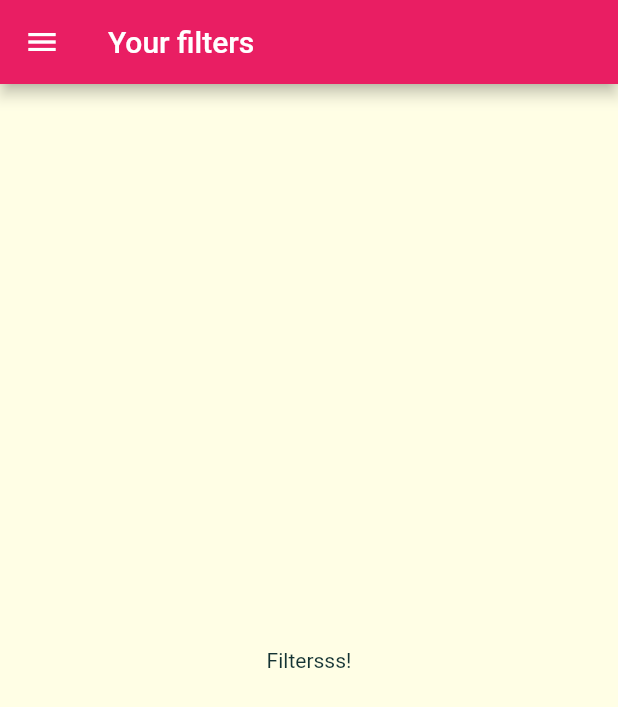
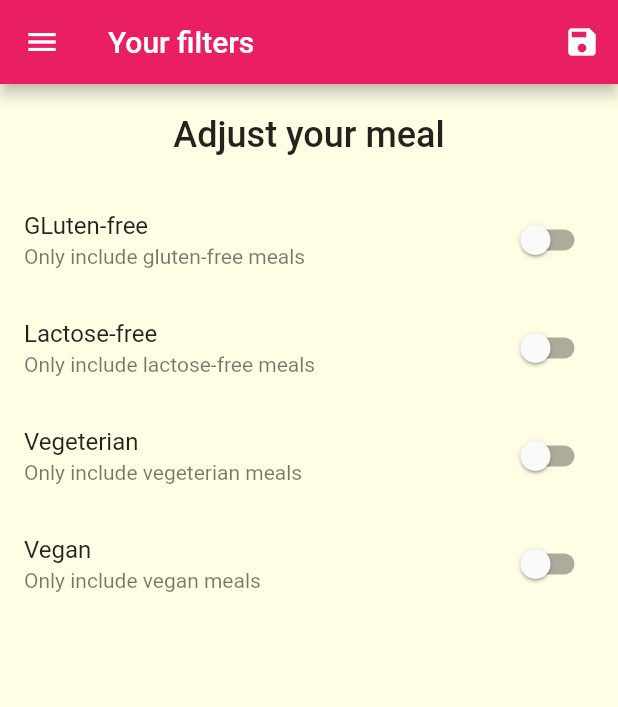
Before and after one commit to nejlaban/mealsApp, a Flutter app: the FiltersScreen screen opened by its route, on a phone screen of 412 x 824 dp. Shown: the top 707 px of the screen. Run offline on Flutter 3.47's test engine with Material 2 defaults, Android fonts, the phone set to English and light mode, and no system bars; Roboto replaces fonts that are missing (Raleway).

Commit message:
Add filtering and 'mark as favorite' feature

```diff
--- a/lib/main.dart
+++ b/lib/main.dart
@@ -1,4 +1,5 @@
 import 'package:flutter/material.dart';
+import 'package:flutter_complete_guide/dummy_data.dart';
 import 'package:flutter_complete_guide/screens/categories_screen.dart';
 import 'package:flutter_complete_guide/screens/category_meals_screen.dart';
 import 'package:flutter_complete_guide/screens/filters_screen.dart';
@@ -11,13 +12,74 @@ import 'screens/meal_detail_screen.dart';
 import 'screens/tabs_screen.dart';
 import 'screens/filters_screen.dart';
 
+import 'dummy_data.dart';
+import 'models/meal.dart';
+
 void main() => runApp(MyApp());
 
-class MyApp extends StatelessWidget {
+class MyApp extends StatefulWidget {
+  @override
+  _MyAppState createState() => _MyAppState();
+}
+
+class _MyAppState extends State<MyApp> {
+  Map<String, bool> _filters = {
+    'gluten': false,
+    'lactose': false,
+    'vegan': false,
+    'vegeterian': false,
+  };
+
+  List<Meal> _availableMeals = DUMMY_MEALS;
+
+  List<Meal> _favoriteMeals = [];
+
+  void _setFilters(Map<String, bool> filterData) {
+    setState(() {
+      _filters = filterData;
+
+      _availableMeals = DUMMY_MEALS.where((meal) {
+        if (_filters['gluten'] && !meal.isGlutenFree) {
+          return false;
+        }
+        if (_filters['lactose'] && !meal.isLactoseFree) {
+          return false;
+        }
+        if (_filters['vegan'] && !meal.isVegan) {
+          return false;
+        }
+        if (_filters['vegeterian'] && !meal.isVegetarian) {
+          return false;
+        }
+        return true;
+      }).toList();
+    });
+  }
+
+  void _toggleFavorite(String mealId) {
+    // metoda koja bi trebala ili add ili remove
+    final existingIndex =
+        _favoriteMeals.indexWhere((meal) => meal.id == mealId);
+
+    if (existingIndex >= 0) {
+      setState(() {
+        _favoriteMeals.removeAt(existingIndex);
+      });
+    } else {
+      setState(() {
+        _favoriteMeals.add(DUMMY_MEALS.firstWhere((meal) => meal.id == mealId));
+      });
+    }
+  }
+
+  bool _isMealFavorite(String id) {
+    return _favoriteMeals.any((meal) => meal.id == id);
+  }
+
   @override
   Widget build(BuildContext context) {
     return MaterialApp(
-      title: 'DeliMeals',
+      title: 'Meals',
       theme: ThemeData(
         primarySwatch: Colors.pink,
         accentColor: Colors.amber,
@@ -35,11 +97,13 @@ class MyApp extends StatelessWidget {
       // home: CategoriesScreen(),
       initialRoute: '/',
       routes: {
-        '/': (ctx) => TabsScreen(),
+        '/': (ctx) => TabsScreen(_favoriteMeals),
         // '/category-meals': (ctx) => CategoryMealsScreen(),
-        CategoryMealsScreen.routeName: (ctx) => CategoryMealsScreen(),
-        MealDetailScreen.routeName: (ctx) => MealDetailScreen(),
-        FiltersScreen.routeName: (ctx) => FiltersScreen(),
+        CategoryMealsScreen.routeName: (ctx) =>
+            CategoryMealsScreen(_availableMeals),
+        MealDetailScreen.routeName: (ctx) =>
+            MealDetailScreen(_toggleFavorite, _isMealFavorite),
+        FiltersScreen.routeName: (ctx) => FiltersScreen(_filters, _setFilters),
       },
 
       /*       onGenerateRoute: (settings) {
--- a/lib/screens/category_meals_screen.dart
+++ b/lib/screens/category_meals_screen.dart
@@ -1,11 +1,14 @@
 import 'package:flutter/material.dart';
 
-import '../dummy_data.dart';
 import '../widgets/meal_item.dart';
 import '../models/meal.dart';
 
 class CategoryMealsScreen extends StatefulWidget {
   static const routeName = '/category-meals';
+
+  final List<Meal> availableMeals;
+
+  CategoryMealsScreen(this.availableMeals);
 
   @override
   _CategoryMealsScreenState createState() => _CategoryMealsScreenState();
@@ -29,7 +32,8 @@ class _CategoryMealsScreenState extends State<CategoryMealsScreen> {
       categoryTitle = routeArgs['title'];
       final categoryId = routeArgs['id'];
 
-      displayedMeals = DUMMY_MEALS.where((meal) {
+      //  displayedMeals = DUMMY_MEALS.where((meal) {
+      displayedMeals = widget.availableMeals.where((meal) {
         return meal.categories.contains(categoryId);
       }).toList();
       _loadedInitData = true;
@@ -59,7 +63,7 @@ class _CategoryMealsScreenState extends State<CategoryMealsScreen> {
             duration: displayedMeals[index].duration,
             affordability: displayedMeals[index].affordability,
             complexity: displayedMeals[index].complexity,
-            removeItem: _removeMeal,
+            //   removeItem: _removeMeal,
           );
         },
         itemCount: displayedMeals.length,
--- a/lib/screens/filters_screen.dart
+++ b/lib/screens/filters_screen.dart
@@ -1,18 +1,104 @@
 import 'package:flutter/material.dart';
 import 'package:flutter_complete_guide/widgets/main_drawer.dart';
 
-class FiltersScreen extends StatelessWidget {
+class FiltersScreen extends StatefulWidget {
   static const routeName = '/filters';
+
+  final Function saveFilters;
+  final Map<String, bool> currentFilters;
+
+  FiltersScreen(this.currentFilters, this.saveFilters);
+
+  @override
+  _FiltersScreenState createState() => _FiltersScreenState();
+}
+
+class _FiltersScreenState extends State<FiltersScreen> {
+  bool _glutenFree = false;
+  bool _vegeterian = false;
+  bool _vegan = false;
+  bool _lactoseFree = false;
+
+  @override
+  initState() {
+    _glutenFree = widget.currentFilters['gluten'];
+    _lactoseFree = widget.currentFilters['lactose'];
+    _vegeterian = widget.currentFilters['vegeterian'];
+    _vegan = widget.currentFilters['vegan'];
+  }
+
+  Widget _buildSwitchListTile(String title, String description,
+      bool currentValue, Function updateValue) {
+    return SwitchListTile(
+        title: Text(title),
+        value: currentValue,
+        subtitle: Text(description),
+        onChanged: updateValue);
+  }
 
   @override
   Widget build(BuildContext context) {
     return Scaffold(
         appBar: AppBar(
           title: Text('Your filters'),
+          actions: <Widget>[
+            IconButton(
+              icon: Icon(Icons.save),
+              onPressed: () {
+                final selectedFilters = {
+                  'gluten': false,
+                  'lactose': false,
+                  'vegan': false,
+                  'vegeterian': false,
+                };
+                widget.saveFilters(selectedFilters);
+              },
+            )
+          ],
         ),
         drawer: MainDrawer(),
-        body: Center(
-          child: Text('Filtersss!'),
+        body: Column(
+          children: <Widget>[
+            Container(
+              padding: EdgeInsets.all(20),
+              child: Text(
+                'Adjust your meal',
+                style: Theme.of(context).textTheme.title,
+              ),
+            ),
+            Expanded(
+                child: ListView(
+              children: <Widget>[
+                _buildSwitchListTile('GLuten-free',
+                    'Only include gluten-free meals', _glutenFree, (newValue) {
+                  setState(() {
+                    _glutenFree = newValue;
+                  });
+                }),
+                _buildSwitchListTile(
+                    'Lactose-free',
+                    'Only include lactose-free meals',
+                    _lactoseFree, (newValue) {
+                  setState(() {
+                    _lactoseFree = newValue;
+                  });
+                }),
+                _buildSwitchListTile(
+                    'Vegeterian', 'Only include vegeterian meals', _vegeterian,
+                    (newValue) {
+                  setState(() {
+                    _vegeterian = newValue;
+                  });
+                }),
+                _buildSwitchListTile(
+                    'Vegan', 'Only include vegan meals', _vegan, (newValue) {
+                  setState(() {
+                    _vegan = newValue;
+                  });
+                }),
+              ],
+            )),
+          ],
         ));
   }
 }
--- a/lib/widgets/meal_item.dart
+++ b/lib/widgets/meal_item.dart
@@ -10,7 +10,6 @@ class MealItem extends StatelessWidget {
   final int duration;
   final Complexity complexity;
   final Affordability affordability;
-  final Function removeItem;
 
   MealItem({
     @required this.id,
@@ -19,7 +18,6 @@ class MealItem extends StatelessWidget {
     @required this.affordability,
     @required this.complexity,
     @required this.duration,
-    @required this.removeItem,
   });
 
   String get complexityText {
@@ -68,7 +66,7 @@ class MealItem extends StatelessWidget {
     )
         .then((result) {
       if (result != null) {
-        removeItem(result);
+        // removeItem(result);
       }
     });
   }
```
Also changed, not shown: lib/screens/favorites_screen.dart (+29 -3 lines), lib/screens/meal_detail_screen.dart (+7 -4 lines), lib/screens/tabs_screen.dart (+17 -5 lines).
